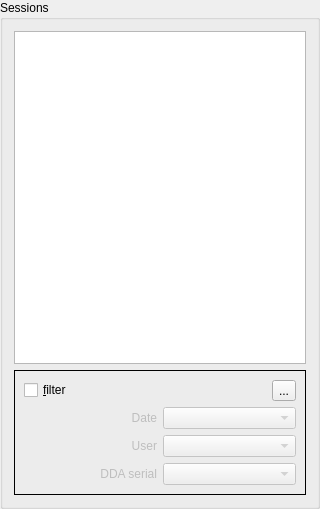
Above: dda_ctrl/selsessionbox.ui from olegyurchenko/dda-control before the change. Below: the same form after it.
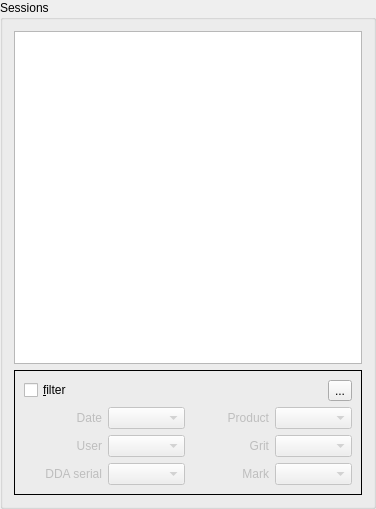
That is the form after the change. Icons and pictures are not drawn.

What changed in the file:
```diff
--- a/dda_ctrl/selsessionbox.ui
+++ b/dda_ctrl/selsessionbox.ui
@@ -6,7 +6,7 @@
    <rect>
     <x>0</x>
     <y>0</y>
-    <width>320</width>
+    <width>376</width>
     <height>509</height>
    </rect>
   </property>
@@ -92,6 +92,26 @@
           </property>
          </widget>
         </item>
+        <item>
+         <widget class="QLabel" name="productLabel">
+          <property name="enabled">
+           <bool>false</bool>
+          </property>
+          <property name="text">
+           <string>Product</string>
+          </property>
+          <property name="alignment">
+           <set>Qt::AlignRight|Qt::AlignTrailing|Qt::AlignVCenter</set>
+          </property>
+         </widget>
+        </item>
+        <item>
+         <widget class="QComboBox" name="productCombo">
+          <property name="enabled">
+           <bool>false</bool>
+          </property>
+         </widget>
+        </item>
        </layout>
       </item>
       <item>
@@ -128,6 +148,26 @@
           </property>
          </widget>
         </item>
+        <item>
+         <widget class="QLabel" name="gritLabel">
+          <property name="enabled">
+           <bool>false</bool>
+          </property>
+          <property name="text">
+           <string>Grit</string>
+          </property>
+          <property name="alignment">
+           <set>Qt::AlignRight|Qt::AlignTrailing|Qt::AlignVCenter</set>
+          </property>
+         </widget>
+        </item>
+        <item>
+         <widget class="QComboBox" name="gritCombo">
+          <property name="enabled">
+           <bool>false</bool>
+          </property>
+         </widget>
+        </item>
        </layout>
       </item>
       <item>
@@ -164,6 +204,26 @@
           </property>
          </widget>
         </item>
+        <item>
+         <widget class="QLabel" name="markLabel">
+          <property name="enabled">
+           <bool>false</bool>
+          </property>
+          <property name="text">
+           <string>Mark</string>
+          </property>
+          <property name="alignment">
+           <set>Qt::AlignRight|Qt::AlignTrailing|Qt::AlignVCenter</set>
+          </property>
+         </widget>
+        </item>
+        <item>
+         <widget class="QComboBox" name="markCombo">
+          <property name="enabled">
+           <bool>false</bool>
+          </property>
+         </widget>
+        </item>
        </layout>
       </item>
      </layout>
```
Left out of the diff: 63 changed lines with no effect on the pictures.
